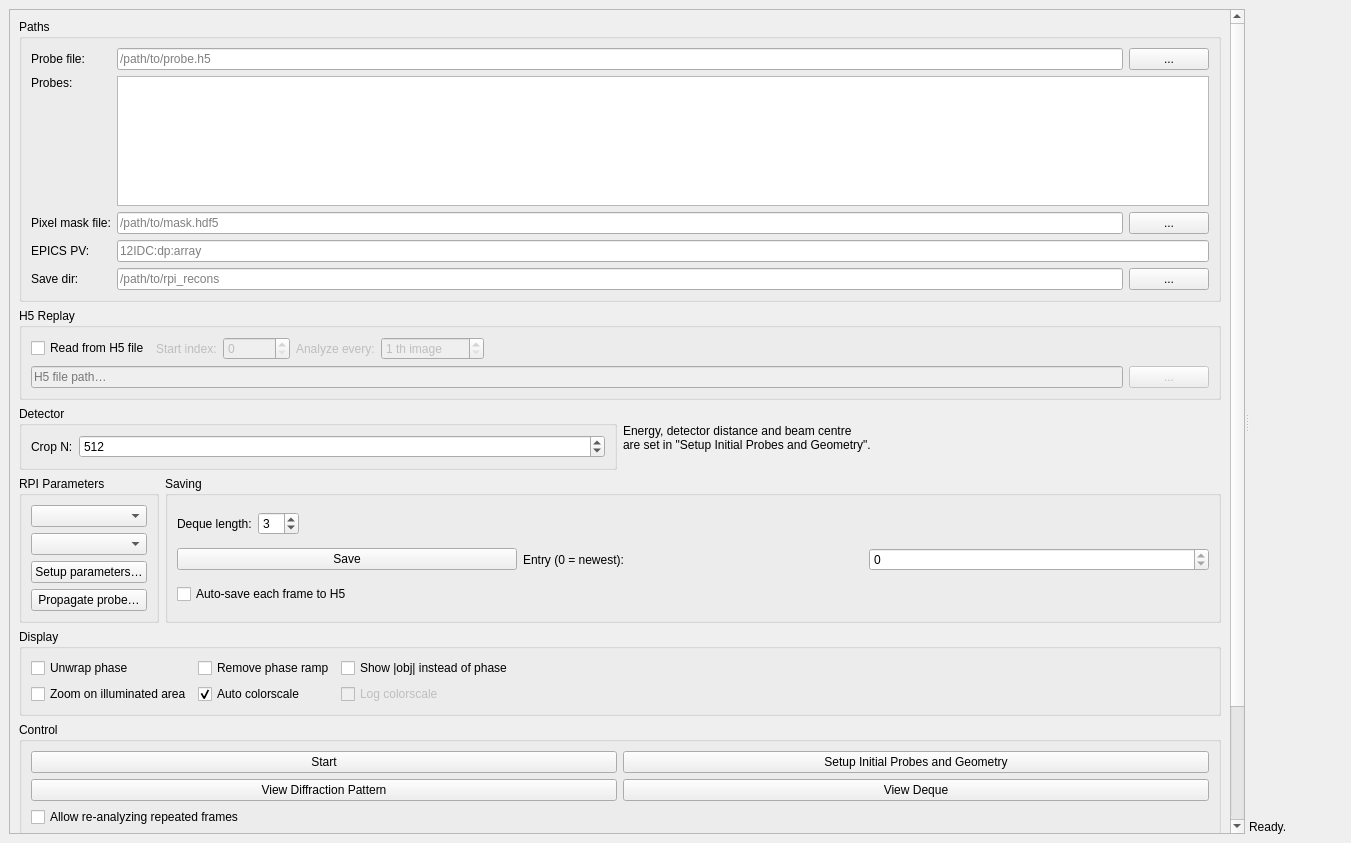
The window that rpi_live_gui.ui (jooneal225/live_RPI_viewer) describes before a commit, drawn with Qt 5.
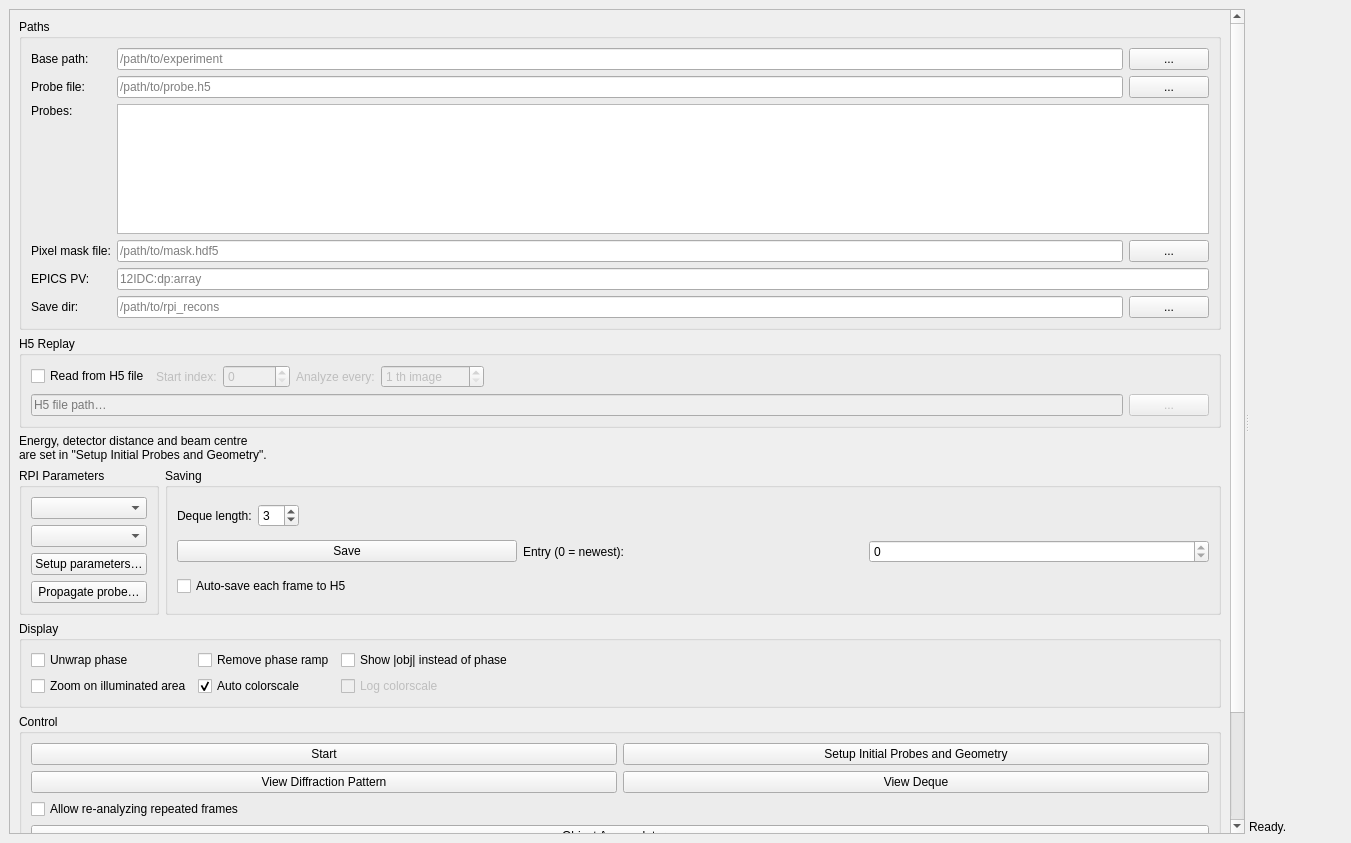
The same window after the commit. Custom widgets are drawn as their Qt base class.

```diff
--- a/rpi_live_gui.ui
+++ b/rpi_live_gui.ui
@@ -41,13 +41,41 @@
            </property>
            <layout class="QFormLayout" name="paths_form">
             <item row="0" column="0">
+             <widget class="QLabel" name="label_base_path">
+              <property name="text">
+               <string>Base path:</string>
+              </property>
+              <property name="toolTip">
+               <string>Starting folder for the file browsers only; it never changes a path by itself. Probe: &lt;base&gt;/ptychi_recons/. Save dir and accumulator save: &lt;base&gt;/rpi_recons/rpi_live/ (created if missing). H5 replay: &lt;base&gt;/preproc/, else &lt;base&gt;/ptycho/. Missing folders fall back to the nearest existing parent.</string>
+              </property>
+             </widget>
+            </item>
+            <item row="0" column="1">
+             <layout class="QHBoxLayout" name="base_path_hl">
+              <item>
+               <widget class="QLineEdit" name="base_path_edit">
+                <property name="placeholderText">
+                 <string>/path/to/experiment</string>
+                </property>
+               </widget>
+              </item>
+              <item>
+               <widget class="QPushButton" name="base_path_browse_btn">
+                <property name="text">
+                 <string>...</string>
+                </property>
+               </widget>
+              </item>
+             </layout>
+            </item>
+            <item row="1" column="0">
              <widget class="QLabel" name="label_probe">
               <property name="text">
                <string>Probe file:</string>
               </property>
              </widget>
             </item>
-            <item row="0" column="1">
+            <item row="1" column="1">
              <layout class="QHBoxLayout" name="probe_hl">
               <item>
                <widget class="QLineEdit" name="probe_file_edit">
@@ -65,7 +93,7 @@
               </item>
              </layout>
             </item>
-            <item row="1" column="0">
+            <item row="2" column="0">
              <widget class="QLabel" name="label_probe_list">
               <property name="text">
                <string>Probes:</string>
@@ -75,7 +103,7 @@
               </property>
              </widget>
             </item>
-            <item row="1" column="1">
+            <item row="2" column="1">
              <widget class="QListWidget" name="probe_list_widget">
               <property name="maximumSize">
                <size>
@@ -88,14 +116,14 @@
               </property>
              </widget>
             </item>
-            <item row="2" column="0">
+            <item row="3" column="0">
              <widget class="QLabel" name="label_mask">
               <property name="text">
                <string>Pixel mask file:</string>
               </property>
              </widget>
             </item>
-            <item row="2" column="1">
+            <item row="3" column="1">
              <layout class="QHBoxLayout" name="mask_hl">
               <item>
                <widget class="QLineEdit" name="pixel_mask_file_edit">
@@ -113,28 +141,28 @@
               </item>
              </layout>
             </item>
-            <item row="3" column="0">
+            <item row="4" column="0">
              <widget class="QLabel" name="label_pv">
               <property name="text">
                <string>EPICS PV:</string>
               </property>
              </widget>
             </item>
-            <item row="3" column="1">
+            <item row="4" column="1">
              <widget class="QLineEdit" name="pv_name_edit">
               <property name="placeholderText">
                <string>12IDC:dp:array</string>
               </property>
              </widget>
             </item>
-            <item row="4" column="0">
+            <item row="5" column="0">
              <widget class="QLabel" name="label_savedir">
               <property name="text">
                <string>Save dir:</string>
               </property>
              </widget>
             </item>
-            <item row="4" column="1">
+            <item row="5" column="1">
              <layout class="QHBoxLayout" name="savedir_hl">
               <item>
                <widget class="QLineEdit" name="save_dir_edit">
@@ -275,38 +303,6 @@
          </item>
          <item>
           <layout class="QHBoxLayout" name="beamdet_hl">
-           <item>
-            <widget class="QGroupBox" name="detector_group">
-             <property name="title">
-              <string>Detector</string>
-             </property>
-             <layout class="QFormLayout" name="detector_form">
-              <item row="0" column="0">
-               <widget class="QLabel" name="label_cropN">
-                <property name="text">
-                 <string>Crop N:</string>
-                </property>
-               </widget>
-              </item>
-              <item row="0" column="1">
-               <widget class="QSpinBox" name="crop_N_spin">
-                <property name="toolTip">
-                 <string>Detector crop size. Unlike energy / detector distance / beam centre, this is a per-run choice and is not part of the exported JSON config.</string>
-                </property>
-                <property name="minimum">
-                 <number>64</number>
-                </property>
-                <property name="maximum">
-                 <number>2048</number>
-                </property>
-                <property name="value">
-                 <number>512</number>
-                </property>
-               </widget>
-              </item>
-             </layout>
-            </widget>
-           </item>
            <item>
             <widget class="QLabel" name="geometry_hint_label">
              <property name="text">
@@ -667,7 +663,7 @@
       <widget class="QWidget" name="rightPane">
        <layout class="QVBoxLayout" name="rightVLayout">
         <item>
-         <widget class="ImageView" name="image_view" native="true">
+         <widget class="QWidget" name="image_plot_container">
           <property name="sizePolicy">
            <sizepolicy hsizetype="Expanding" vsizetype="Expanding">
             <horstretch>0</horstretch>
@@ -706,13 +702,6 @@
    </layout>
   </widget>
  </widget>
- <customwidgets>
-  <customwidget>
-   <class>ImageView</class>
-   <extends>QWidget</extends>
-   <header>pyqtgraph</header>
-  </customwidget>
- </customwidgets>
  <resources/>
  <connections/>
 </ui>
```
